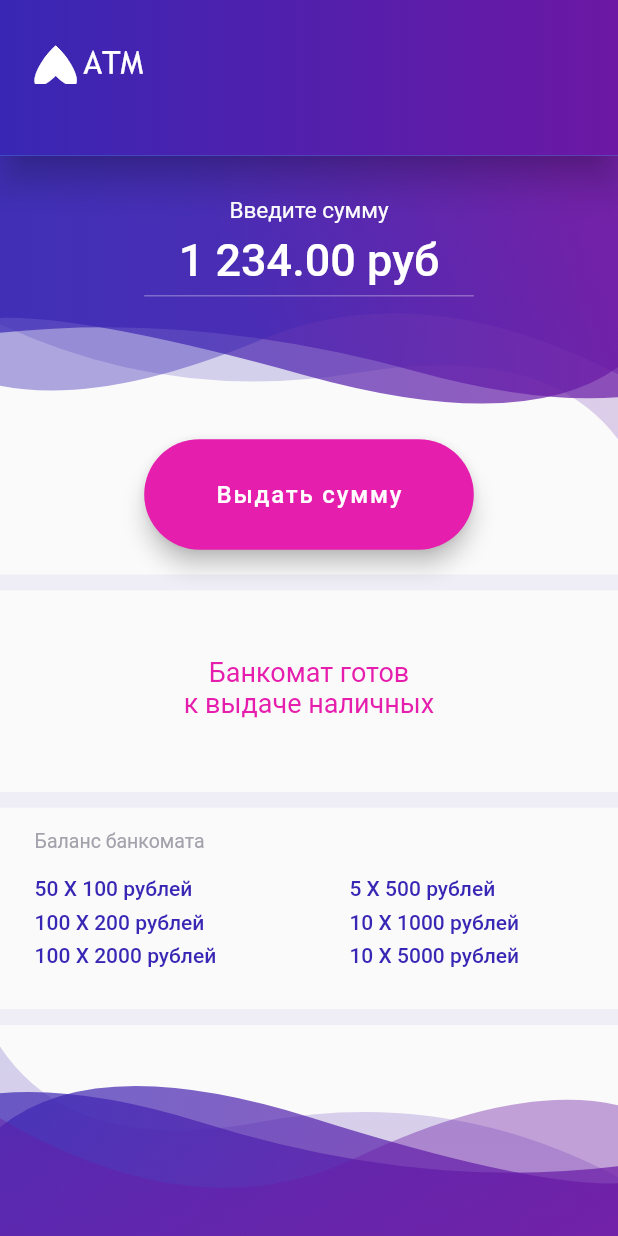
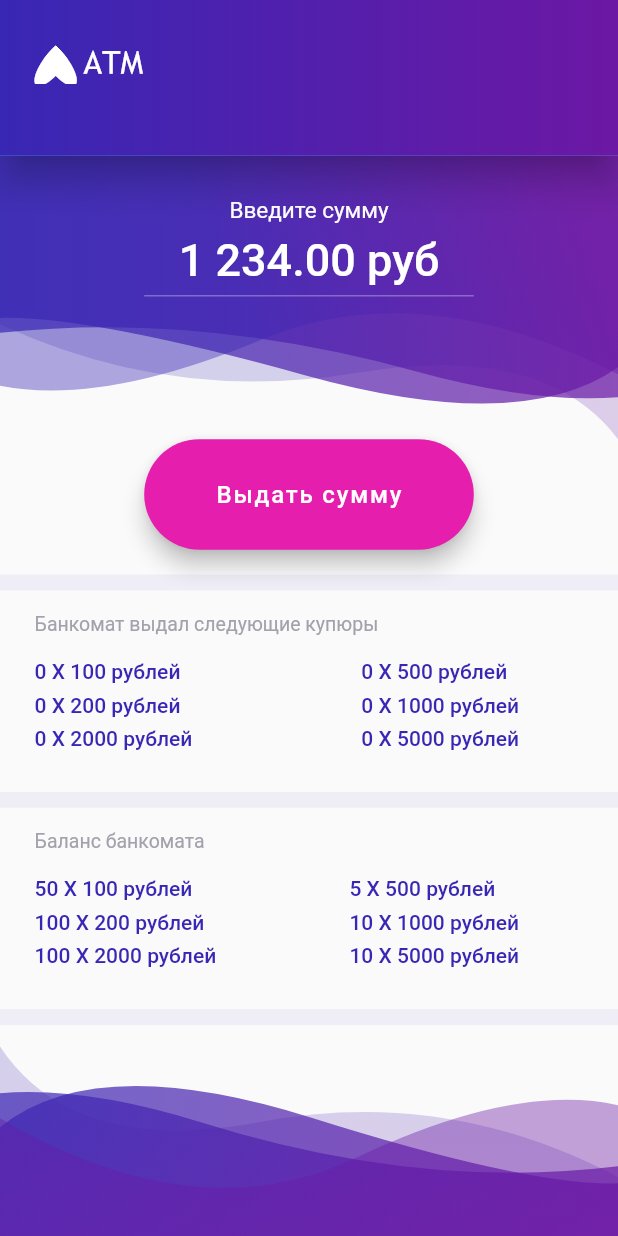
Before and after one commit to vsevolodmur/tages_rebuild, a Flutter app: the screen it shows after launch, after a tap on "Выдать сумму", on a phone screen of 412 x 824 dp. Run offline on Flutter 3.47's test engine with Material 2 defaults, Android fonts, the phone set to English and light mode, and no system bars; our stand-ins replace bloc, flutter_bloc; statements that could not run were skipped.

Commit message:
kinda done

```diff
--- a/lib/main.dart
+++ b/lib/main.dart
@@ -1,8 +1,8 @@
 import 'package:flutter/material.dart';
 import 'package:flutter_bloc/flutter_bloc.dart';
 import 'package:tages_rebuild/pages/homepage/homepage.dart';
-import 'package:tages_rebuild/src/balance/cubit/balance_cubit.dart';
-import 'package:tages_rebuild/src/balance/cubit/money_request_cubit.dart';
+import 'package:tages_rebuild/src/balance/cubit/balance/balance_cubit.dart';
+import 'package:tages_rebuild/src/balance/cubit/money_request/money_request_cubit.dart';
 
 void main() {
   Paint.enableDithering = true;
--- a/lib/src/balance/balance_repository.dart
+++ b/lib/src/balance/balance_repository.dart
@@ -7,4 +7,8 @@ class BankNotes {
     '1000': 10,
     '5000': 10,
   };
+  BankNotes();
+  BankNotes.given() {
+    bankNotes.updateAll((key, value) => 0);
+  }
 }
--- /dev/null
+++ b/lib/src/balance/cubit/balance/balance_cubit.dart
@@ -0,0 +1,65 @@
+import 'package:bloc/bloc.dart';
+import 'package:meta/meta.dart';
+import 'package:tages_rebuild/src/balance/balance_repository.dart';
+import 'package:tages_rebuild/src/balance/cubit/money_request/money_request_cubit.dart';
+
+part 'balance_state.dart';
+
+class BalanceCubit extends Cubit<BalanceState> {
+  final MoneyRequestCubit moneyRequestCubit;
+  final List<int> sortedBankNotesNominals = BankNotes()
+      .bankNotes
+      .keys
+      .map(int.parse)
+      .toList()
+        ..sort((a, b) => -a.compareTo(b));
+
+  BalanceCubit({@required this.moneyRequestCubit})
+      : super(
+          BalanceInitialState(
+            bankNotes: BankNotes().bankNotes,
+            bankNotesGiven: BankNotes.given().bankNotes,
+          ),
+        );
+
+  void changeBalance() {
+    final Map<String, int> bankNotesLeftInBank = Map.from(state.bankNotes);
+    final Map<String, int> bankNotesGiven = BankNotes.given().bankNotes;
+    int requestedAmount = int.parse(moneyRequestCubit.state.requestedAmount);
+
+    int bankBalance = 0;
+    bankNotesLeftInBank
+        .forEach((key, value) => bankBalance += int.parse(key) * value);
+
+    if (requestedAmount <= bankBalance) {
+      sortedBankNotesNominals.forEach((nominal) {
+        if (requestedAmount ~/ nominal > 0) {
+          if (requestedAmount ~/ nominal <= bankNotesLeftInBank['$nominal']) {
+            bankNotesGiven.update(
+                '$nominal', (value) => requestedAmount ~/ nominal);
+            bankNotesLeftInBank.update(
+                '$nominal', (value) => value - requestedAmount ~/ nominal);
+            requestedAmount =
+                requestedAmount - requestedAmount ~/ nominal * nominal;
+          } else {
+            bankNotesGiven.update(
+                '$nominal', (value) => bankNotesLeftInBank['$nominal']);
+            requestedAmount =
+                requestedAmount - bankNotesLeftInBank['$nominal'] * nominal;
+            bankNotesLeftInBank.update('$nominal', (value) => value - value);
+          }
+        }
+      });
+    }
+    if (requestedAmount == 0) {
+      emit(
+        BalanceChangeState(
+            bankNotes: bankNotesLeftInBank, bankNotesGiven: bankNotesGiven),
+      );
+    } else
+      emit(
+        NoMoneyState(
+            bankNotes: bankNotesLeftInBank, bankNotesGiven: bankNotesGiven),
+      );
+  }
+}
--- a/lib/src/balance/cubit/balance_cubit.dart
+++ /dev/null
@@ -1,49 +0,0 @@
-import 'package:bloc/bloc.dart';
-import 'package:meta/meta.dart';
-import 'package:tages_rebuild/src/balance/balance_repository.dart';
-import 'package:tages_rebuild/src/balance/cubit/money_request_cubit.dart';
-
-part 'balance_state.dart';
-
-class BalanceCubit extends Cubit<BalanceState> {
-  final MoneyRequestCubit moneyRequestCubit;
-  BalanceCubit({@required this.moneyRequestCubit})
-      : super(
-          BalanceInitialState(
-              bankNotes: BankNotes().bankNotes,
-              bankNotesGiven: BankNotes().bankNotes),
-        );
-
-  void changeBalance() {
-    final Map<String, int> bankNotesLeftInBank = Map.from(state.bankNotes);
-    final Map<String, int> bankNotesGiven = Map.from(state.bankNotesGiven);
-    bankNotesGiven.updateAll((key, value) => 0);
-    if (moneyRequestCubit.state is MoneyRequestInitial) {
-    } else if (int.parse(moneyRequestCubit.state.requestedAmount) > 10) {
-      emit(
-        NoMoneyState(
-            bankNotes: bankNotesLeftInBank,
-            bankNotesGiven: state.bankNotesGiven),
-      );
-    } else {
-      int moneyInBank = 0;
-      bankNotesLeftInBank.forEach(
-        (key, value) {
-          moneyInBank += int.parse(key) * value;
-        },
-      );
-
-      bankNotesLeftInBank.update(
-          '500',
-          (value) =>
-              value + int.parse(moneyRequestCubit.state.requestedAmount));
-      bankNotesGiven.update(
-          '500',
-          (value) =>
-              value - int.parse(moneyRequestCubit.state.requestedAmount));
-
-      emit(BalanceChangeState(
-          bankNotes: bankNotesLeftInBank, bankNotesGiven: bankNotesGiven));
-    }
-  }
-}
--- a/lib/widgets/balance/bank_notes_balance.dart
+++ b/lib/widgets/balance/bank_notes_balance.dart
@@ -1,6 +1,6 @@
 import 'package:flutter/material.dart';
 import 'package:flutter_bloc/flutter_bloc.dart';
-import 'package:tages_rebuild/src/balance/cubit/balance_cubit.dart';
+import 'package:tages_rebuild/src/balance/cubit/balance/balance_cubit.dart';
 
 class BankNotesBalance extends StatelessWidget {
   final int referenceHeight;
--- a/lib/widgets/balance/bank_notes_given.dart
+++ b/lib/widgets/balance/bank_notes_given.dart
@@ -1,6 +1,8 @@
 import 'package:flutter/material.dart';
 import 'package:flutter_bloc/flutter_bloc.dart';
-import 'package:tages_rebuild/src/balance/cubit/balance_cubit.dart';
+import 'package:tages_rebuild/src/balance/cubit/balance/balance_cubit.dart';
+
+import 'banknotes_given_text.dart';
 
 class BankNotesGiven extends StatelessWidget {
   final int referenceHeight;
@@ -12,34 +14,19 @@ class BankNotesGiven extends StatelessWidget {
     return BlocBuilder<BalanceCubit, BalanceState>(builder: (context, state) {
       if (state is BalanceInitialState) {
         return Container(
-          height: double.infinity,
-          padding: EdgeInsets.only(
-              top: MediaQuery.of(context).size.height * 41 / 770),
-          child: Text(
-            'Банкомат готов \nк выдаче наличных',
-            textAlign: TextAlign.center,
-            maxLines: 2,
-            style: TextStyle(
-              color: Color(0xffE61EAD),
-              fontSize: 18,
-              fontWeight: FontWeight.w400,
-            ),
-          ),
-        );
+            height: double.infinity,
+            padding: EdgeInsets.only(
+                top: MediaQuery.of(context).size.height * 41 / 770),
+            child: BankNotesGivenText(
+              text: 'Банкомат готов \nк выдаче наличных',
+            ));
       } else if (state is NoMoneyState) {
         return Container(
           height: double.infinity,
           padding: EdgeInsets.only(
               top: MediaQuery.of(context).size.height * 41 / 770),
-          child: Text(
-            'В банкомате отсутствует\n запрашиваемая сумма',
-            textAlign: TextAlign.center,
-            maxLines: 2,
-            style: TextStyle(
-              color: Color(0xffE61EAD),
-              fontSize: 18,
-              fontWeight: FontWeight.w400,
-            ),
+          child: BankNotesGivenText(
+            text: 'В банкомате отсутствует\n запрашиваемая сумма',
           ),
         );
       } else {
@@ -56,7 +43,7 @@ class BankNotesGiven extends StatelessWidget {
               children: <Widget>[
                 Container(
                   child: Text(
-                    'Баланс банкомата',
+                    'Банкомат выдал следующие купюры',
                     style: TextStyle(
                       color: Color(0xffA3A2AC),
                       fontSize: 13,
--- /dev/null
+++ b/lib/widgets/balance/banknotes_given_text.dart
@@ -0,0 +1,20 @@
+import 'package:flutter/material.dart';
+
+class BankNotesGivenText extends StatelessWidget {
+  final String text;
+
+  const BankNotesGivenText({@required this.text});
+  @override
+  Widget build(BuildContext context) {
+    return Text(
+      text,
+      textAlign: TextAlign.center,
+      maxLines: 2,
+      style: TextStyle(
+        color: Color(0xffE61EAD),
+        fontSize: 18,
+        fontWeight: FontWeight.w400,
+      ),
+    );
+  }
+}
--- a/lib/widgets/give_button.dart
+++ b/lib/widgets/give_button.dart
@@ -1,6 +1,6 @@
 import 'package:flutter/material.dart';
 import 'package:flutter_bloc/flutter_bloc.dart';
-import 'package:tages_rebuild/src/balance/cubit/balance_cubit.dart';
+import 'package:tages_rebuild/src/balance/cubit/balance/balance_cubit.dart';
 
 class GiveButton extends StatelessWidget {
   @override
--- a/lib/widgets/topstack/top_stack_textfield.dart
+++ b/lib/widgets/topstack/top_stack_textfield.dart
@@ -1,7 +1,7 @@
 import 'package:flutter/material.dart';
 import 'package:flutter/services.dart';
 import 'package:flutter_bloc/flutter_bloc.dart';
-import 'package:tages_rebuild/src/balance/cubit/money_request_cubit.dart';
+import 'package:tages_rebuild/src/balance/cubit/money_request/money_request_cubit.dart';
 
 class TopStackTextField extends StatelessWidget {
   @override
```
Also changed, not shown: lib/src/balance/cubit/balance/balance_state.dart (renamed from lib/src/balance/cubit/balance_state.dart), lib/src/balance/cubit/money_request/money_request_cubit.dart (renamed from lib/src/balance/cubit/money_request_cubit.dart), lib/src/balance/cubit/money_request/money_request_state.dart (renamed from lib/src/balance/cubit/money_request_state.dart), pubspec.lock.
